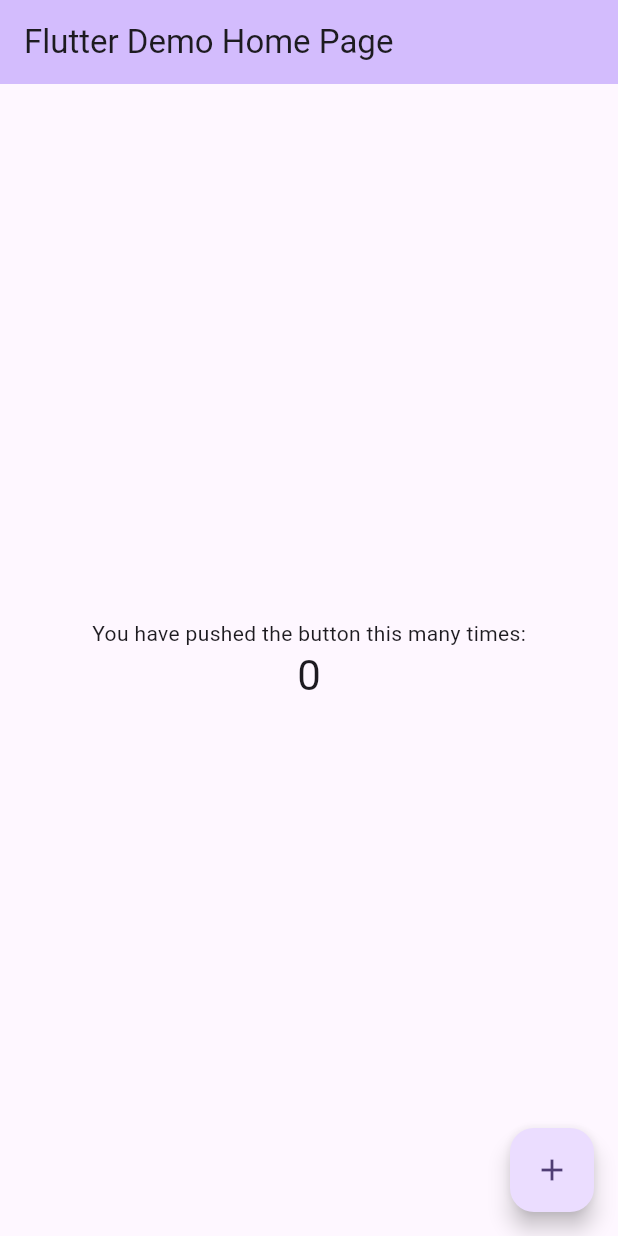
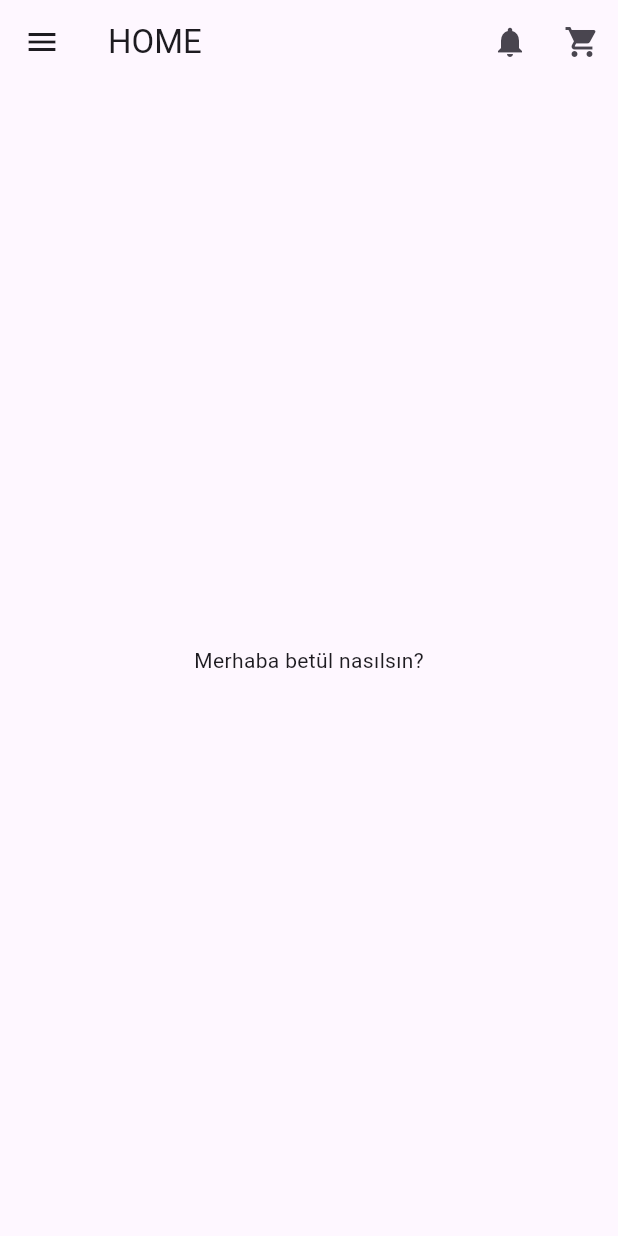
Before and after one commit to BetulYILGIN/BeeStore, a Flutter app: the screen it shows after launch, on a phone screen of 412 x 824 dp. Run offline on Flutter 3.47's test engine with Material 3 defaults, Android fonts, the phone set to English and light mode, and no system bars.

Commit message:
second commit

```diff
--- a/lib/main.dart
+++ b/lib/main.dart
@@ -1,125 +1,27 @@
 import 'package:flutter/material.dart';
 
-void main() {
-  runApp(const MyApp());
-}
+void main(){
+  print("merhaba");
 
-class MyApp extends StatelessWidget {
-  const MyApp({super.key});
+  String name="betül";
+  runApp(
 
-  // This widget is the root of your application.
-  @override
-  Widget build(BuildContext context) {
-    return MaterialApp(
-      title: 'Flutter Demo',
-      theme: ThemeData(
-        // This is the theme of your application.
-        //
-        // TRY THIS: Try running your application with "flutter run". You'll see
-        // the application has a purple toolbar. Then, without quitting the app,
-        // try changing the seedColor in the colorScheme below to Colors.green
-        // and then invoke "hot reload" (save your changes or press the "hot
-        // reload" button in a Flutter-supported IDE, or press "r" if you used
-        // the command line to start the app).
-        //
-        // Notice that the counter didn't reset back to zero; the application
-        // state is not lost during the reload. To reset the state, use hot
-        // restart instead.
-        //
-        // This works for code too, not just values: Most code changes can be
-        // tested with just a hot reload.
-        colorScheme: ColorScheme.fromSeed(seedColor: Colors.deepPurple),
-        useMaterial3: true,
-      ),
-      home: const MyHomePage(title: 'Flutter Demo Home Page'),
-    );
-  }
-}
-
-class MyHomePage extends StatefulWidget {
-  const MyHomePage({super.key, required this.title});
-
-  // This widget is the home page of your application. It is stateful, meaning
-  // that it has a State object (defined below) that contains fields that affect
-  // how it looks.
-
-  // This class is the configuration for the state. It holds the values (in this
-  // case the title) provided by the parent (in this case the App widget) and
-  // used by the build method of the State. Fields in a Widget subclass are
-  // always marked "final".
-
-  final String title;
-
-  @override
-  State<MyHomePage> createState() => _MyHomePageState();
-}
-
-class _MyHomePageState extends State<MyHomePage> {
-  int _counter = 0;
-
-  void _incrementCounter() {
-    setState(() {
-      // This call to setState tells the Flutter framework that something has
-      // changed in this State, which causes it to rerun the build method below
-      // so that the display can reflect the updated values. If we changed
-      // _counter without calling setState(), then the build method would not be
-      // called again, and so nothing would appear to happen.
-      _counter++;
-    });
-  }
-
-  @override
-  Widget build(BuildContext context) {
-    // This method is rerun every time setState is called, for instance as done
-    // by the _incrementCounter method above.
-    //
-    // The Flutter framework has been optimized to make rerunning build methods
-    // fast, so that you can just rebuild anything that needs updating rather
-    // than having to individually change instances of widgets.
-    return Scaffold(
-      appBar: AppBar(
-        // TRY THIS: Try changing the color here to a specific color (to
-        // Colors.amber, perhaps?) and trigger a hot reload to see the AppBar
-        // change color while the other colors stay the same.
-        backgroundColor: Theme.of(context).colorScheme.inversePrimary,
-        // Here we take the value from the MyHomePage object that was created by
-        // the App.build method, and use it to set our appbar title.
-        title: Text(widget.title),
-      ),
-      body: Center(
-        // Center is a layout widget. It takes a single child and positions it
-        // in the middle of the parent.
-        child: Column(
-          // Column is also a layout widget. It takes a list of children and
-          // arranges them vertically. By default, it sizes itself to fit its
-          // children horizontally, and tries to be as tall as its parent.
-          //
-          // Column has various properties to control how it sizes itself and
-          // how it positions its children. Here we use mainAxisAlignment to
-          // center the children vertically; the main axis here is the vertical
-          // axis because Columns are vertical (the cross axis would be
-          // horizontal).
-          //
-          // TRY THIS: Invoke "debug painting" (choose the "Toggle Debug Paint"
-          // action in the IDE, or press "p" in the console), to see the
-          // wireframe for each widget.
-          mainAxisAlignment: MainAxisAlignment.center,
-          children: <Widget>[
-            const Text(
-              'You have pushed the button this many times:',
-            ),
-            Text(
-              '$_counter',
-              style: Theme.of(context).textTheme.headlineMedium,
-            ),
+    MaterialApp(
+      debugShowCheckedModeBanner: false,
+      home: Scaffold(
+        appBar: AppBar(
+          title: const Text("HOME"),
+          centerTitle: false,
+          actions: [
+            IconButton(icon: const Icon(Icons.notifications), onPressed: (){}),
+            IconButton(icon: const Icon(Icons.shopping_cart), onPressed: (){})
           ],
         ),
+        body:Center(child: Text('Merhaba $name nasılsın?'),
+        ),
+        drawer: const Drawer(),
       ),
-      floatingActionButton: FloatingActionButton(
-        onPressed: _incrementCounter,
-        tooltip: 'Increment',
-        child: const Icon(Icons.add),
-      ), // This trailing comma makes auto-formatting nicer for build methods.
-    );
-  }
+    ),
+  );
+
 }
```
